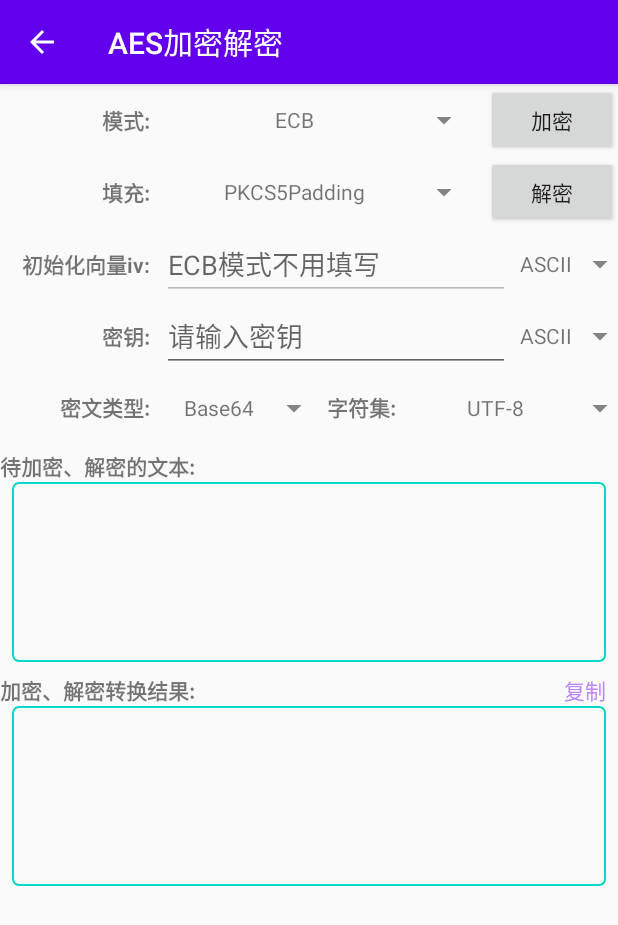
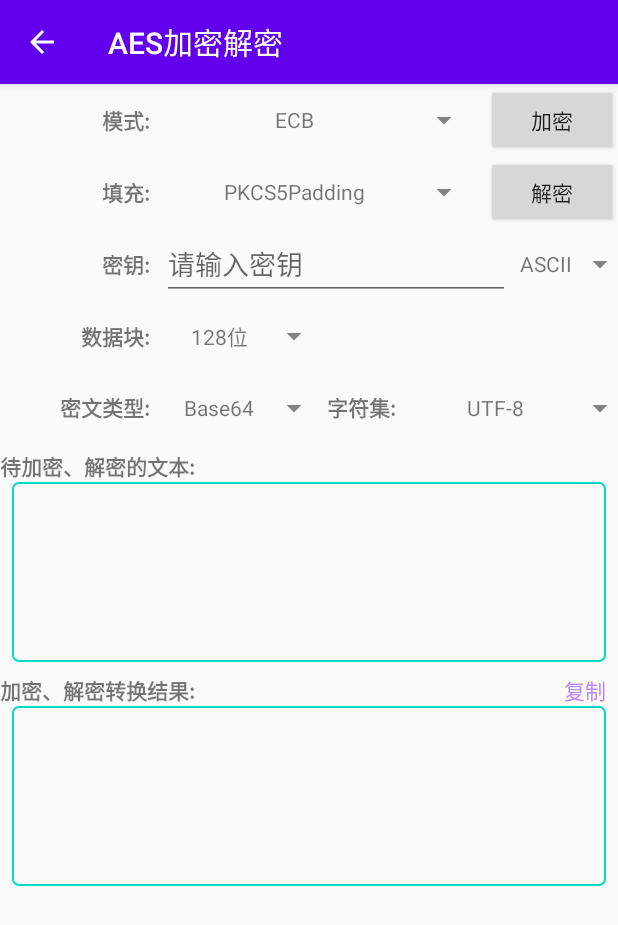
Before and after one commit to ngoluuduythai/cipher_andriod, an Android app: the screen it shows after launch (CryptoActivity), after a tap on "AES加密解密", on a phone screen of 412 x 824 dp. Shown: the top 925 px of the screen. Run offline under Robolectric (Android 15) with nearby library versions, the phone set to English and light mode, and no system bars; libraries missing offline, so code that uses them is left out: org.bouncycastle.jce; 1 statement that could not run was skipped.

Commit message:
支持AES选择数据块大小

```diff
--- a/app/build.gradle
+++ b/app/build.gradle
@@ -11,8 +11,8 @@ android {
         applicationId "cn.woolsen.cipher"
         minSdkVersion 23
         targetSdkVersion 30
-        versionCode 3
-        versionName "1.2"
+        versionCode 5
+        versionName "1.1.4"
 
         testInstrumentationRunner "androidx.test.runner.AndroidJUnitRunner"
     }
--- a/app/src/main/java/cn/woolsen/cipher/ui/CryptoActivity.kt
+++ b/app/src/main/java/cn/woolsen/cipher/ui/CryptoActivity.kt
@@ -6,9 +6,12 @@ import android.view.Gravity
 import android.view.MenuItem
 import android.view.View
 import android.view.inputmethod.InputMethodManager
+import android.widget.PopupWindow
 import android.widget.Toast
 import androidx.appcompat.app.AppCompatActivity
 import androidx.appcompat.widget.PopupMenu
+import androidx.core.view.isVisible
+import androidx.core.widget.PopupWindowCompat
 import cn.woolsen.cipher.R
 import cn.woolsen.cipher.databinding.ActivityCryptoBinding
 import cn.woolsen.cipher.enums.Charset
@@ -40,6 +43,9 @@ class CryptoActivity : AppCompatActivity(), View.OnClickListener,
     private lateinit var charsetMenu: PopupMenu
     private lateinit var encryptedFormatMenu: PopupMenu
 
+    private lateinit var blockSizeMenu: PopupMenu
+    private var blockSize: Int = 128
+
     private lateinit var binding: ActivityCryptoBinding
 
     private var algorithm = Crypto.DES
@@ -64,26 +70,45 @@ class CryptoActivity : AppCompatActivity(), View.OnClickListener,
         setKeyFormat(KeyIvFormat.ASCII)
         setIvFormat(KeyIvFormat.ASCII)
         binding.iv.isEnabled = false
-
+        binding.layoutIv.isVisible = false
         charset = Charset.UTF_8
         binding.charset.setText(R.string.utf8)
         encryptedFormat = Charset.BASE64
         binding.encryptedFormat.setText(R.string.base64)
 
-        when (val res = intent.getIntExtra("title", 0)) {
+        val res = intent.getIntExtra("title", 0)
+        when (res) {
             R.string.title_aes -> {
                 algorithm = Crypto.AES
-                title = getString(res)
+                binding.blockSize.setOnClickListener(this)
+                binding.layoutBlockSize.isVisible = true
+                blockSizeMenu = PopupMenu(this, binding.blockSize, Gravity.BOTTOM).apply {
+                    inflate(R.menu.block_size)
+                    setOnMenuItemClickListener {
+                        blockSize = when (it.itemId) {
+                            R.id.bit128 -> 128
+                            R.id.bit192 -> 192
+                            R.id.bit256 -> 256
+                            else -> {
+                                showSnackbar("不支持此编码格式", Toast.LENGTH_SHORT)
+                                return@setOnMenuItemClickListener true
+                            }
+                        }
+                        binding.blockSize.text = it.title
+                        true
+                    }
+                }
             }
             R.string.title_des -> {
                 algorithm = Crypto.DES
-                title = getString(res)
+                binding.layoutBlockSize.isVisible = false
             }
             R.string.title_des_ede -> {
                 algorithm = Crypto.DESede
-                title = getString(res)
+                binding.layoutBlockSize.isVisible = false
             }
         }
+        setTitle(res)
 
         binding.mode.setOnClickListener(this)
         binding.padding.setOnClickListener(this)
@@ -180,6 +205,7 @@ class CryptoActivity : AppCompatActivity(), View.OnClickListener,
             R.id.key_format -> keyFormatMenu.show()
             R.id.charset -> charsetMenu.show()
             R.id.encrypted_format -> encryptedFormatMenu.show()
+            R.id.block_size -> blockSizeMenu.show()
             R.id.encrypt -> encrypt()
             R.id.decrypt -> decrypt()
             R.id.clip -> {
@@ -195,10 +221,12 @@ class CryptoActivity : AppCompatActivity(), View.OnClickListener,
         when (item?.itemId) {
             R.id.ecb -> {
                 binding.mode.text = item.title
-                binding.iv.setText("")
+                binding.layoutIv.isVisible = false
+                binding.iv.text = null
                 binding.iv.isEnabled = false
             }
             R.id.cbc, R.id.cfb, R.id.ofb, R.id.ctr -> {
+                binding.layoutIv.isVisible = true
                 binding.mode.text = item.title
                 binding.iv.isEnabled = true
             }
@@ -299,12 +327,13 @@ class CryptoActivity : AppCompatActivity(), View.OnClickListener,
     }
 
     private fun getSecretKey(): SecretKey {
-        val keyBytes = when (keyFormat) {
+        var keyBytes = when (keyFormat) {
             KeyIvFormat.Hex -> HexUtils.decode(binding.key.text.toString())
             KeyIvFormat.ASCII -> binding.key.text.toString().toByteArray()
         }
         return when (algorithm) {
             Crypto.AES -> {
+                keyBytes = keyBytes.copyOf(blockSize / 8)
                 SecretKeySpec(keyBytes, "RSA")
             }
             Crypto.DES -> {
--- a/app/src/main/res/layout/activity_crypto.xml
+++ b/app/src/main/res/layout/activity_crypto.xml
@@ -77,9 +77,11 @@
                 android:layout_height="wrap_content"
                 android:layout_gravity="end"
                 android:text="解密" />
+
         </LinearLayout>
 
         <LinearLayout
+            android:id="@+id/layout_iv"
             android:layout_width="match_parent"
             android:layout_height="wrap_content"
             android:gravity="center_vertical"
@@ -139,6 +141,31 @@
                 android:layout_height="48dp"
                 android:gravity="center"
                 android:text="@string/hex"
+                app:drawableEndCompat="@drawable/ic_down" />
+
+        </LinearLayout>
+
+        <LinearLayout
+            android:id="@+id/layout_block_size"
+            android:layout_width="match_parent"
+            android:layout_height="wrap_content"
+            android:gravity="center_vertical"
+            android:orientation="horizontal">
+
+            <TextView
+                android:layout_width="100dp"
+                android:layout_height="wrap_content"
+                android:gravity="end"
+                android:text="数据块:"
+                android:textStyle="bold" />
+
+            <TextView
+                android:id="@+id/block_size"
+                android:layout_width="100dp"
+                android:layout_height="48dp"
+                android:layout_marginStart="8dp"
+                android:gravity="center"
+                android:text="@string/bit128"
                 app:drawableEndCompat="@drawable/ic_down" />
 
         </LinearLayout>
--- /dev/null
+++ b/app/src/main/res/menu/block_size.xml
@@ -0,0 +1,6 @@
+<?xml version="1.0" encoding="utf-8"?>
+<menu xmlns:android="http://schemas.android.com/apk/res/android">
+    <item android:id="@+id/bit128" android:title="@string/bit128" />
+    <item android:id="@+id/bit192" android:title="@string/bit192" />
+    <item android:id="@+id/bit256" android:title="@string/bit256" />
+</menu>
--- a/app/src/main/res/values/strings.xml
+++ b/app/src/main/res/values/strings.xml
@@ -16,6 +16,9 @@
 
     <string name="des">DES</string>
     <string name="aes">AES</string>
+    <string name="bit128">128位</string>
+    <string name="bit192">192位</string>
+    <string name="bit256">256位</string>
     <string name="bit512">512位</string>
     <string name="bit1024">1024位</string>
     <string name="bit2048">2048位</string>
```
Also changed, not shown: app/src/main/java/cn/woolsen/cipher/util/HexKt.kt (added, +13 -0 lines), 4 other files.
